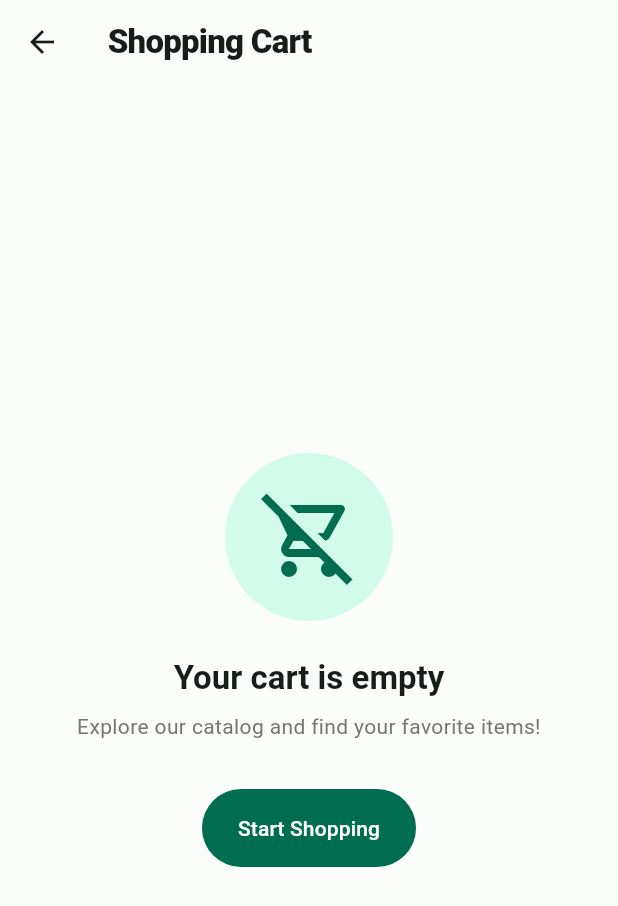
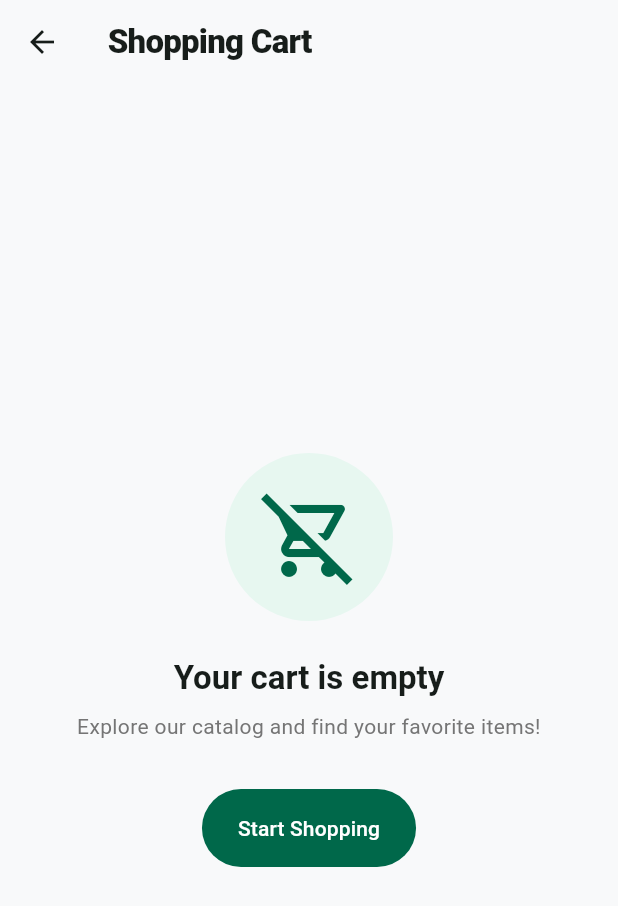
Before and after one commit to Leshoraa/HandCart, a Flutter app: the screen it shows after launch, after a tap on the "shopping cart" icon, on a phone screen of 412 x 824 dp. Shown: the top 906 px of the screen. Run offline on Flutter 3.47's test engine with Material 3 defaults, Android fonts, the phone set to English and light mode, and no system bars; drawn by our look-alikes of dynamic_color; network calls fail.

Commit message:
feat(ui): overhaul to authentic Material 3 Expressive with realistic visuals and comfortable tonal surfaces

```diff
--- a/lib/core/constants/app_colors.dart
+++ b/lib/core/constants/app_colors.dart
@@ -3,26 +3,26 @@ import 'package:flutter/material.dart';
 class AppColors {
   AppColors._();
 
-  // Primary Brand Colors
-  static const Color primary = Color(0xFF006C50);
+  // Primary Brand Colors (Deep Emerald Forest)
+  static const Color primary = Color(0xFF00684A);
   static const Color onPrimary = Colors.white;
-  static const Color primaryContainer = Color(0xFF89F8CF);
+  static const Color primaryContainer = Color(0xFFC7F3DE);
   static const Color onPrimaryContainer = Color(0xFF002116);
 
   // Secondary Colors
   static const Color secondary = Color(0xFF4C6357);
   static const Color onSecondary = Colors.white;
-  static const Color secondaryContainer = Color(0xFFCEE9D9);
-  static const Color onSecondaryContainer = Color(0xFF082016);
+  static const Color secondaryContainer = Color(0xFFD6E8DC);
+  static const Color onSecondaryContainer = Color(0xFF0A1F16);
 
-  // Tertiary / Accent Colors (Cart Highlights)
-  static const Color tertiary = Color(0xFF3E6374);
-  static const Color accent = Color(0xFFFF8C00);
+  // Tertiary / Accent Colors
+  static const Color tertiary = Color(0xFF386567);
+  static const Color accent = Color(0xFFFF9800);
 
-  // Surface & Background (Light)
-  static const Color backgroundLight = Color(0xFFFBFDFA);
-  static const Color surfaceLight = Color(0xFFFBFDFA);
-  static const Color surfaceVariantLight = Color(0xFFDBE5DE);
+  // Clean, comfortable Surface & Background (Light)
+  static const Color backgroundLight = Color(0xFFF8F9FA);
+  static const Color surfaceLight = Color(0xFFF8F9FA);
+  static const Color surfaceVariantLight = Color(0xFFE2E7E3);
 
   // Surface & Background (Dark)
   static const Color backgroundDark = Color(0xFF191C1A);
--- a/lib/core/theme/app_theme.dart
+++ b/lib/core/theme/app_theme.dart
@@ -38,7 +38,7 @@ class AppTheme {
       cardTheme: CardThemeData(
         elevation: 0,
         shape: RoundedRectangleBorder(
-          borderRadius: BorderRadius.circular(24.0),
+          borderRadius: BorderRadius.circular(22.0),
         ),
         color: scheme.surfaceContainerLowest,
         clipBehavior: Clip.antiAlias,
@@ -79,23 +79,25 @@ class AppTheme {
           vertical: AppDimens.sm,
         ),
         border: OutlineInputBorder(
-          borderRadius: BorderRadius.circular(24.0),
+          borderRadius: BorderRadius.circular(20.0),
           borderSide: BorderSide.none,
         ),
         enabledBorder: OutlineInputBorder(
-          borderRadius: BorderRadius.circular(24.0),
+          borderRadius: BorderRadius.circular(20.0),
           borderSide: BorderSide.none,
         ),
         focusedBorder: OutlineInputBorder(
-          borderRadius: BorderRadius.circular(24.0),
+          borderRadius: BorderRadius.circular(20.0),
           borderSide: BorderSide(color: scheme.primary, width: 2),
         ),
       ),
       floatingActionButtonTheme: FloatingActionButtonThemeData(
         elevation: 2,
-        backgroundColor: scheme.primary,
-        foregroundColor: scheme.onPrimary,
-        shape: const StadiumBorder(),
+        backgroundColor: scheme.primaryContainer,
+        foregroundColor: scheme.onPrimaryContainer,
+        shape: RoundedRectangleBorder(
+          borderRadius: BorderRadius.circular(16.0),
+        ),
       ),
       elevatedButtonTheme: ElevatedButtonThemeData(
         style: ElevatedButton.styleFrom(
@@ -146,7 +148,7 @@ class AppTheme {
       cardTheme: CardThemeData(
         elevation: 0,
         shape: RoundedRectangleBorder(
-          borderRadius: BorderRadius.circular(24.0),
+          borderRadius: BorderRadius.circular(22.0),
         ),
         color: scheme.surfaceContainerLow,
         clipBehavior: Clip.antiAlias,
@@ -187,15 +189,15 @@ class AppTheme {
           vertical: AppDimens.sm,
         ),
         border: OutlineInputBorder(
-          borderRadius: BorderRadius.circular(24.0),
+          borderRadius: BorderRadius.circular(20.0),
           borderSide: BorderSide.none,
         ),
         enabledBorder: OutlineInputBorder(
-          borderRadius: BorderRadius.circular(24.0),
+          borderRadius: BorderRadius.circular(20.0),
           borderSide: BorderSide.none,
         ),
         focusedBorder: OutlineInputBorder(
-          borderRadius: BorderRadius.circular(24.0),
+          borderRadius: BorderRadius.circular(20.0),
           borderSide: BorderSide(color: scheme.primaryContainer, width: 2),
         ),
       ),
@@ -203,7 +205,9 @@ class AppTheme {
         elevation: 2,
         backgroundColor: scheme.primaryContainer,
         foregroundColor: scheme.onPrimaryContainer,
-        shape: const StadiumBorder(),
+        shape: RoundedRectangleBorder(
+          borderRadius: BorderRadius.circular(16.0),
+        ),
       ),
       elevatedButtonTheme: ElevatedButtonThemeData(
         style: ElevatedButton.styleFrom(
--- a/lib/features/home/data/dummy_data.dart
+++ b/lib/features/home/data/dummy_data.dart
@@ -22,6 +22,7 @@ class DummyData {
       description: 'Robusta espresso with fresh milk and organic palm sugar syrup.',
       icon: Icons.local_cafe_rounded,
       rating: 4.9,
+      imageUrl: 'https://images.unsplash.com/photo-1517256064527-09c73fc73e38?w=500&auto=format&fit=crop&q=80',
     ),
     Product(
       id: 'p2',
@@ -31,6 +32,7 @@ class DummyData {
       description: 'Freshly baked artisan whole wheat sourdough bread, rich in fiber.',
       icon: Icons.bakery_dining_rounded,
       rating: 4.8,
+      imageUrl: 'https://images.unsplash.com/photo-1555507036-ab1f4038808a?w=500&auto=format&fit=crop&q=80',
     ),
     Product(
       id: 'p3',
@@ -40,6 +42,7 @@ class DummyData {
       description: 'Authentic Japanese Uji matcha blended with creamy oat milk.',
       icon: Icons.emoji_food_beverage_rounded,
       rating: 4.7,
+      imageUrl: 'https://images.unsplash.com/photo-1536256263959-770b48d82b0a?w=500&auto=format&fit=crop&q=80',
     ),
     Product(
       id: 'p4',
@@ -49,6 +52,7 @@ class DummyData {
       description: 'Traditional savory tempeh crisps seasoned with aromatic coriander.',
       icon: Icons.fastfood_rounded,
       rating: 4.6,
+      imageUrl: 'https://images.unsplash.com/photo-1566478989037-eec170784d0b?w=500&auto=format&fit=crop&q=80',
     ),
     Product(
       id: 'p5',
@@ -58,6 +62,7 @@ class DummyData {
       description: 'Cold-pressed pure organic coconut oil without chemical preservatives.',
       icon: Icons.soup_kitchen_rounded,
       rating: 4.9,
+      imageUrl: 'https://images.unsplash.com/photo-1608571423902-eed4a5ad8108?w=500&auto=format&fit=crop&q=80',
     ),
     Product(
       id: 'p6',
@@ -67,6 +72,7 @@ class DummyData {
       description: 'Heavy-duty reusable canvas tote bag for daily shopping.',
       icon: Icons.shopping_bag_rounded,
       rating: 4.8,
+      imageUrl: 'https://images.unsplash.com/photo-1544816155-12df9643f363?w=500&auto=format&fit=crop&q=80',
     ),
   ];
 }
--- a/lib/features/home/data/models/product_model.dart
+++ b/lib/features/home/data/models/product_model.dart
@@ -8,6 +8,7 @@ class Product {
   final String description;
   final IconData icon;
   final double rating;
+  final String? imageUrl;
 
   const Product({
     required this.id,
@@ -17,6 +18,7 @@ class Product {
     required this.description,
     required this.icon,
     this.rating = 4.8,
+    this.imageUrl,
   });
 
   Product copyWith({
@@ -27,6 +29,7 @@ class Product {
     String? description,
     IconData? icon,
     double? rating,
+    String? imageUrl,
   }) {
     return Product(
       id: id ?? this.id,
@@ -36,6 +39,7 @@ class Product {
       description: description ?? this.description,
       icon: icon ?? this.icon,
       rating: rating ?? this.rating,
+      imageUrl: imageUrl ?? this.imageUrl,
     );
   }
 }
--- a/lib/features/home/presentation/pages/home_page.dart
+++ b/lib/features/home/presentation/pages/home_page.dart
@@ -33,7 +33,6 @@ class _HomePageState extends State<HomePage> {
   @override
   void reassemble() {
     super.reassemble();
-    // Synchronize catalog data on debug hot reload
     _products.clear();
     _products.addAll(DummyData.sampleProducts);
   }
@@ -212,45 +211,58 @@ class _HomePageState extends State<HomePage> {
             ),
           ),
 
-          // Date & Count Section Header
+          // Section Header: Retail Headline, Relative Date Subtitle & Count Badge
           SliverToBoxAdapter(
             child: Padding(
               padding: const EdgeInsets.fromLTRB(
                 AppDimens.md,
                 AppDimens.lg,
                 AppDimens.md,
-                AppDimens.sm,
+                AppDimens.sm + 4,
               ),
               child: Row(
                 mainAxisAlignment: MainAxisAlignment.spaceBetween,
+                crossAxisAlignment: CrossAxisAlignment.end,
                 children: [
                   InkWell(
                     borderRadius: BorderRadius.circular(12),
                     onTap: _pickDate,
                     child: Padding(
-                      padding: const EdgeInsets.symmetric(vertical: 4.0),
-                      child: Row(
-                        mainAxisSize: MainAxisSize.min,
+                      padding: const EdgeInsets.symmetric(vertical: 2.0),
+                      child: Column(
+                        crossAxisAlignment: CrossAxisAlignment.start,
                         children: [
                           Text(
                             _selectedCategory == AppStrings.allCategories
-                                ? DateFormatter.formatRelativeDate(_selectedDate)
+                                ? AppStrings.featuredProducts
                                 : _selectedCategory,
                             style: TextStyle(
-                              fontSize: 18,
-                              fontWeight: FontWeight.w800,
-                              letterSpacing: -0.4,
+                              fontSize: 20,
+                              fontWeight: FontWeight.w900,
+                              letterSpacing: -0.5,
                               color: colorScheme.onSurface,
                             ),
                           ),
-                          if (_selectedCategory == AppStrings.allCategories) ...[
-                            const SizedBox(width: 6),
-                            Icon(
-                              Icons.calendar_today_rounded,
-                              size: 15,
-                              color: colorScheme.primary,
-                            ),
-                          ],
+                          const SizedBox(height: 2),
+                          Row(
+                            mainAxisSize: MainAxisSize.min,
+                            children: [
+                              Icon(
+                                Icons.calendar_today_rounded,
+                                size: 13,
+                                color: colorScheme.primary,
+                              ),
+                              const SizedBox(width: 4),
+                              Text(
+                                DateFormatter.formatRelativeDate(_selectedDate),
+                                style: TextStyle(
+                                  fontSize: 12.5,
+                                  fontWeight: FontWeight.w600,
+                                  color: colorScheme.onSurfaceVariant,
+                                ),
+                              ),
+                            ],
+                          ),
                         ],
                       ),
                     ),
@@ -258,7 +270,7 @@ class _HomePageState extends State<HomePage> {
                   Container(
                     padding: const EdgeInsets.symmetric(
                       horizontal: 10,
-                      vertical: 4,
+                      vertical: 5,
                     ),
                     decoration: BoxDecoration(
                       color: colorScheme.surfaceContainerHigh,
@@ -279,7 +291,7 @@ class _HomePageState extends State<HomePage> {
             ),
           ),
 
-          // Products Grid
+          // Products Grid (Balanced 0.72 Aspect Ratio)
           if (_filteredProducts.isEmpty)
             SliverFillRemaining(
               hasScrollBody: false,
@@ -311,9 +323,9 @@ class _HomePageState extends State<HomePage> {
               sliver: SliverGrid(
                 gridDelegate: const SliverGridDelegateWithFixedCrossAxisCount(
                   crossAxisCount: 2,
-                  childAspectRatio: 0.64,
-                  crossAxisSpacing: 12,
-                  mainAxisSpacing: 12,
+                  childAspectRatio: 0.72,
+                  crossAxisSpacing: 14,
+                  mainAxisSpacing: 14,
                 ),
                 delegate: SliverChildBuilderDelegate(
                   (context, index) {
@@ -338,7 +350,7 @@ class _HomePageState extends State<HomePage> {
         ),
         elevation: 3,
         shape: RoundedRectangleBorder(
-          borderRadius: BorderRadius.circular(18.0),
+          borderRadius: BorderRadius.circular(16.0),
         ),
         backgroundColor: colorScheme.primaryContainer,
         foregroundColor: colorScheme.onPrimaryContainer,
--- a/lib/features/home/presentation/widgets/product_card.dart
+++ b/lib/features/home/presentation/widgets/product_card.dart
@@ -29,43 +29,66 @@ class _ProductCardState extends State<ProductCard> {
     return Container(
       decoration: BoxDecoration(
         color: colorScheme.brightness == Brightness.light
-            ? colorScheme.surfaceContainerLowest
+            ? Colors.white
             : colorScheme.surfaceContainer,
-        borderRadius: BorderRadius.circular(24.0),
+        borderRadius: BorderRadius.circular(22.0),
         boxShadow: [
           BoxShadow(
             color: colorScheme.brightness == Brightness.light
-                ? Colors.black.withValues(alpha: 0.035)
-                : Colors.black.withValues(alpha: 0.2),
-            blurRadius: 10,
-            offset: const Offset(0, 3),
-            spreadRadius: 0,
+                ? Colors.black.withValues(alpha: 0.04)
+                : Colors.black.withValues(alpha: 0.25),
+            blurRadius: 14,
+            offset: const Offset(0, 4),
           ),
         ],
       ),
-      padding: const EdgeInsets.all(12.0),
+      padding: const EdgeInsets.all(11.0),
       child: Column(
         crossAxisAlignment: CrossAxisAlignment.start,
         children: [
-          // Visual thumbnail container
+          // Visual thumbnail container with organic squircle framing
           Expanded(
-            child: Container(
-              width: double.infinity,
-              decoration: BoxDecoration(
-                color: colorScheme.surfaceContainerHigh.withValues(alpha: 0.65),
-                borderRadius: BorderRadius.circular(18.0),
+            child: ClipRRect(
+              borderRadius: BorderRadius.circular(16.0),
+              child: Stack(
+                fit: StackFit.expand,
+                children: [
+                  Container(
+                    color: colorScheme.surfaceContainerHigh.withValues(alpha: 0.5),
+                    child: widget.product.imageUrl != null
+                        ? Image.network(
+                            widget.product.imageUrl!,
+                            fit: BoxFit.cover,
+                            loadingBuilder: (context, child, loadingProgress) {
+                              if (loadingProgress == null) return child;
+                              return Center(
+                                child: CircularProgressIndicator(
+                                  strokeWidth: 2,
+                                  value: loadingProgress.expectedTotalBytes != null
+                                      ? loadingProgress.cumulativeBytesLoaded /
+                                          loadingProgress.expectedTotalBytes!
+                                      : null,
                                 ),
-              child: Stack(
-                children: [
-                  Center(
+                              );
+                            },
+                            errorBuilder: (context, error, stackTrace) => Center(
                               child: Icon(
                                 widget.product.icon,
-                      size: 48,
+                                size: 44,
                                 color: colorScheme.primary,
                               ),
                             ),
+                          )
+                        : Center(
+                            child: Icon(
+                              widget.product.icon,
+                              size: 44,
+                              color: colorScheme.primary,
+                            ),
+                          ),
+                  ),
 
-                  // Favorite toggle
+                  // Favorite toggle button
                   Positioned(
                     top: 8,
                     left: 8,
@@ -79,16 +102,16 @@ class _ProductCardState extends State<ProductCard> {
                           });
                         },
                         child: Container(
-                          width: 28,
-                          height: 28,
+                          width: 30,
+                          height: 30,
                           decoration: BoxDecoration(
-                            color: colorScheme.surface.withValues(alpha: 0.92),
+                            color: Colors.white.withValues(alpha: 0.9),
                             shape: BoxShape.circle,
                             boxShadow: [
                               BoxShadow(
-                                color: Colors.black.withValues(alpha: 0.04),
-                                blurRadius: 4,
-                                offset: const Offset(0, 1),
+                                color: Colors.black.withValues(alpha: 0.08),
+                                blurRadius: 6,
+                                offset: const Offset(0, 2),
                               ),
                             ],
                           ),
@@ -96,7 +119,7 @@ class _ProductCardState extends State<ProductCard> {
                             _isFavorite
                                 ? Icons.favorite_rounded
                                 : Icons.favorite_border_rounded,
-                            size: 15,
+                            size: 16,
                             color: _isFavorite
                                 ? Colors.redAccent
                                 : colorScheme.onSurfaceVariant,
@@ -106,7 +129,7 @@ class _ProductCardState extends State<ProductCard> {
                     ),
                   ),
 
-                  // Rating badge
+                  // Rating pill
                   Positioned(
                     top: 8,
                     right: 8,
@@ -116,14 +139,13 @@ class _ProductCardState extends State<ProductCard> {
                         vertical: 4,
                       ),
                       decoration: BoxDecoration(
-                        color: colorScheme.surface.withValues(alpha: 0.92),
-                        borderRadius:
-                            BorderRadius.circular(AppDimens.radiusFull),
+                        color: Colors.white.withValues(alpha: 0.9),
+                        borderRadius: BorderRadius.circular(AppDimens.radiusFull),
                         boxShadow: [
                           BoxShadow(
-                            color: Colors.black.withValues(alpha: 0.04),
-                            blurRadius: 4,
-                            offset: const Offset(0, 1),
+                            color: Colors.black.withValues(alpha: 0.08),
+                            blurRadius: 6,
+                            offset: const Offset(0, 2),
                           ),
                         ],
                       ),
@@ -138,10 +160,10 @@ class _ProductCardState extends State<ProductCard> {
                           const SizedBox(width: 3),
                           Text(
                             widget.product.rating.toString(),
-                            style: TextStyle(
+                            style: const TextStyle(
                               fontSize: 11,
-                              fontWeight: FontWeight.w700,
-                              color: colorScheme.onSurface,
+                              fontWeight: FontWeight.w800,
+                              color: Colors.black87,
                             ),
                           ),
                         ],
@@ -153,14 +175,15 @@ class _ProductCardState extends State<ProductCard> {
             ),
           ),
 
-          const SizedBox(height: 12),
+          const SizedBox(height: 10),
 
+          // Product title
           Text(
             widget.product.name,
             maxLines: 1,
             overflow: TextOverflow.ellipsis,
             style: TextStyle(
-              fontSize: 14,
+              fontSize: 14.5,
               fontWeight: FontWeight.w800,
               color: colorScheme.onSurface,
               letterSpacing: -0.2,
@@ -169,6 +192,7 @@ class _ProductCardState extends State<ProductCard> {
 
           const SizedBox(height: 2),
 
+          // Category subtitle
           Text(
             widget.product.category,
             maxLines: 1,
@@ -176,29 +200,34 @@ class _ProductCardState extends State<ProductCard> {
             style: TextStyle(
               fontSize: 12,
               fontWeight: FontWeight.w500,
-              color: colorScheme.onSurfaceVariant,
+              color: colorScheme.onSurfaceVariant.withValues(alpha: 0.8),
             ),
           ),
 
-          const SizedBox(height: 6),
+          const SizedBox(height: 8),
 
+          // Bottom Action Row: Price on left, Expressive Button on right
+          Row(
+            mainAxisAlignment: MainAxisAlignment.spaceBetween,
+            crossAxisAlignment: CrossAxisAlignment.center,
+            children: [
               Text(
                 CurrencyFormatter.format(widget.product.price),
                 style: TextStyle(
-              fontSize: 14,
+                  fontSize: 15.5,
                   fontWeight: FontWeight.w900,
                   color: colorScheme.primary,
+                  letterSpacing: -0.3,
                 ),
               ),
 
-          const SizedBox(height: 10),
-
               if (quantity == 0)
-            SizedBox(
-              width: double.infinity,
-              height: 38,
-              child: FilledButton.tonal(
-                onPressed: () {
+                Material(
+                  color: colorScheme.primaryContainer,
+                  borderRadius: BorderRadius.circular(12),
+                  child: InkWell(
+                    borderRadius: BorderRadius.circular(12),
+                    onTap: () {
                       cart.addItem(widget.product);
                       ScaffoldMessenger.of(context).showSnackBar(
                         SnackBar(
@@ -213,44 +242,49 @@ class _ProductCardState extends State<ProductCard> {
                         ),
                       );
                     },
-                style: FilledButton.styleFrom(
-                  shape: const StadiumBorder(),
-                  backgroundColor: colorScheme.primaryContainer,
-                  foregroundColor: colorScheme.onPrimaryContainer,
-                  padding: EdgeInsets.zero,
+                    child: Padding(
+                      padding: const EdgeInsets.symmetric(
+                        horizontal: 10,
+                        vertical: 6,
                       ),
-                child: const Row(
-                  mainAxisAlignment: MainAxisAlignment.center,
+                      child: Row(
+                        mainAxisSize: MainAxisSize.min,
                         children: [
-                    Icon(Icons.add_rounded, size: 18),
-                    SizedBox(width: 4),
+                          Icon(
+                            Icons.add_rounded,
+                            size: 16,
+                            color: colorScheme.onPrimaryContainer,
+                          ),
+                          const SizedBox(width: 3),
                           Text(
                             AppStrings.addToCart,
                             style: TextStyle(
-                        fontSize: 13,
+                              fontSize: 12.5,
                               fontWeight: FontWeight.w800,
+                              color: colorScheme.onPrimaryContainer,
                             ),
                           ),
                         ],
                       ),
                     ),
+                  ),
                 )
               else
                 Container(
-              height: 38,
+                  height: 32,
                   decoration: BoxDecoration(
                     color: colorScheme.primary,
                     borderRadius: BorderRadius.circular(AppDimens.radiusFull),
                   ),
                   child: Row(
-                mainAxisAlignment: MainAxisAlignment.spaceEvenly,
+                    mainAxisSize: MainAxisSize.min,
                     children: [
                       IconButton(
                         padding: EdgeInsets.zero,
-                    constraints: const BoxConstraints(),
+                        constraints: const BoxConstraints(minWidth: 28),
                         icon: Icon(
                           Icons.remove_rounded,
-                      size: 18,
+                          size: 15,
                           color: colorScheme.onPrimary,
                         ),
                         onPressed: () => cart.removeSingleItem(widget.product.id),
@@ -258,17 +292,17 @@ class _ProductCardState extends State<ProductCard> {
                       Text(
                         '$quantity',
                         style: TextStyle(
-                      fontWeight: FontWeight.w900,
-                      fontSize: 14,
+                          fontWeight: FontWeight.w800,
+                          fontSize: 13,
                           color: colorScheme.onPrimary,
                         ),
                       ),
                       IconButton(
                         padding: EdgeInsets.zero,
-                    constraints: const BoxConstraints(),
+                        constraints: const BoxConstraints(minWidth: 28),
                         icon: Icon(
                           Icons.add_rounded,
-                      size: 18,
+                          size: 15,
                           color: colorScheme.onPrimary,
                         ),
                         onPressed: () => cart.addItem(widget.product),
@@ -278,6 +312,8 @@ class _ProductCardState extends State<ProductCard> {
                 ),
             ],
           ),
+        ],
+      ),
     );
   }
 }
```
Lines whose indentation alone changed are shown as unchanged.
